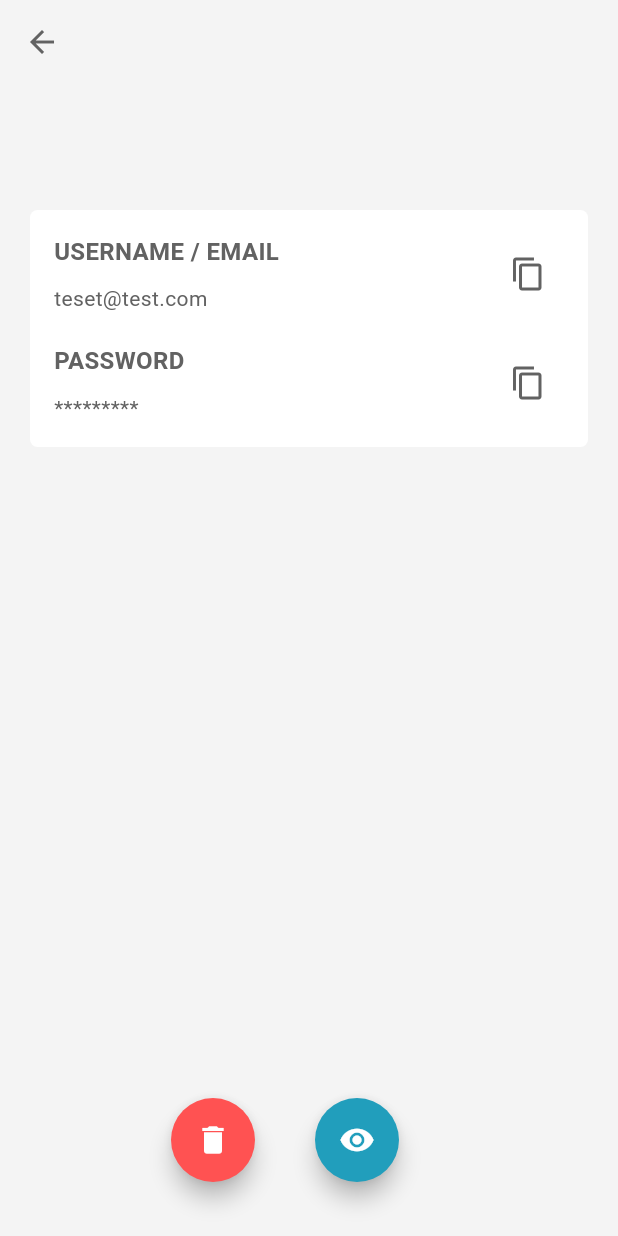
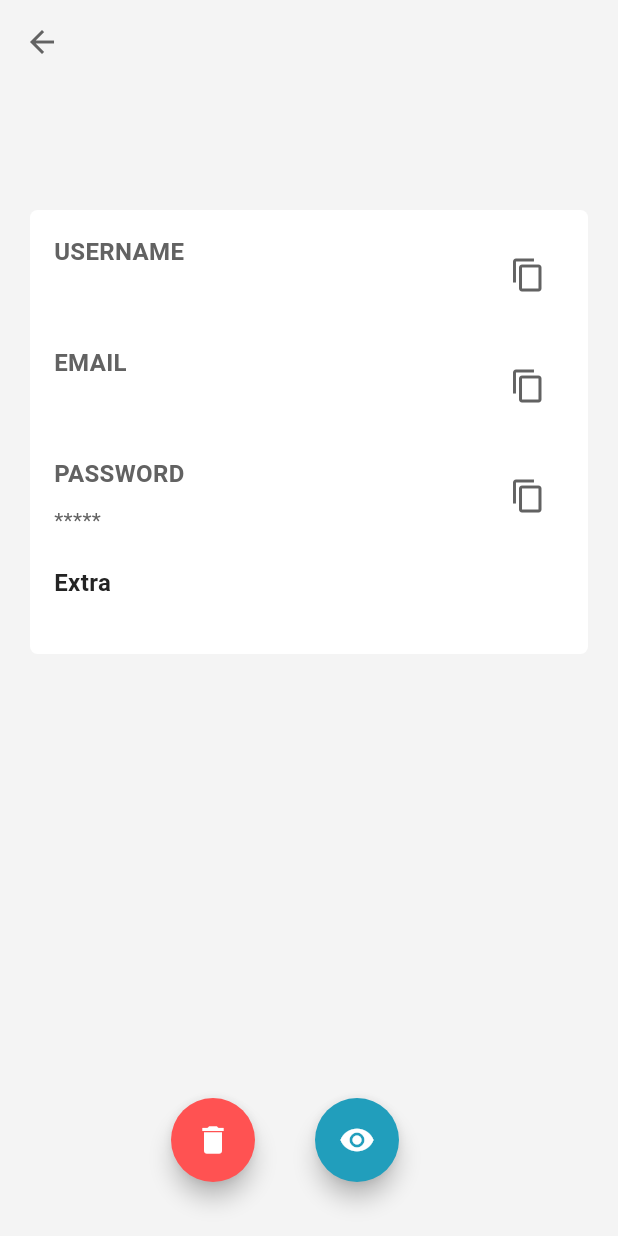
Before and after one commit to susomshrestha/my_stash, a Flutter app: the PasswordDetailPage screen opened directly with empty values, on a phone screen of 412 x 824 dp. Run offline on Flutter 3.47's test engine with Material 3 defaults, Android fonts, the phone set to English and light mode, and no system bars; our stand-ins replace cloud_firestore, firebase_auth, firebase_core, google_sign_in; accounts and stored records are empty.

Commit message:
show password details

```diff
--- a/lib/pages/password.dart
+++ b/lib/pages/password.dart
@@ -94,7 +94,7 @@ class _PasswordPageState extends State<PasswordPage> {
                 itemCount: passwordList.length,
                 itemBuilder: (context, index) {
                   final password = passwordList[index];
-                  return PasswordListItem(title: password.title);
+                  return PasswordListItem(pwd: password);
                 },
               ),
             ),
--- a/lib/pages/password_detail.dart
+++ b/lib/pages/password_detail.dart
@@ -1,25 +1,40 @@
 import 'package:flutter/material.dart';
+import 'package:my_stash/models/password_model.dart';
 import 'package:my_stash/widgets/field_row.dart';
 
 class PasswordDetailPage extends StatelessWidget {
-  final String title;
+  final PasswordModel password;
 
-  const PasswordDetailPage({super.key, required this.title});
+  const PasswordDetailPage({super.key, required this.password});
 
   @override
   Widget build(BuildContext context) {
+    List<Widget> buildExtraFields() {
+      return password.extra.map((extraField) {
+        return Padding(
+          padding: EdgeInsets.only(bottom: 20),
+          child: FieldRow(
+            label: extraField.question,
+            value: extraField.answer,
+            isHidden: true,
+          ),
+        );
+      }).toList(); // Convert the iterable to a list
+    }
+
     return SafeArea(
       child: Scaffold(
         appBar: AppBar(),
-        body: Padding(
+        body: SingleChildScrollView(
+          child: Padding(
             padding: const EdgeInsets.symmetric(vertical: 10, horizontal: 20),
             child: Column(
               crossAxisAlignment: CrossAxisAlignment.start,
               children: [
                 Text(
-                title,
-                style:
-                    const TextStyle(fontSize: 24, fontWeight: FontWeight.bold),
+                  password.title,
+                  style: const TextStyle(
+                      fontSize: 24, fontWeight: FontWeight.bold),
                 ),
                 const SizedBox(height: 40),
                 Container(
@@ -28,22 +43,38 @@ class PasswordDetailPage extends StatelessWidget {
                   decoration: BoxDecoration(
                       color: Theme.of(context).colorScheme.secondary,
                       borderRadius: BorderRadius.circular(5)),
-                child: const Column(
+                  child: Column(
+                    crossAxisAlignment: CrossAxisAlignment.start,
                     children: [
-                    FieldRow(
-                        label: 'USERNAME / EMAIL', value: "teset@test.com"),
-                    SizedBox(
+                      FieldRow(label: 'USERNAME', value: password.username),
+                      const SizedBox(
                         height: 20,
                       ),
-                    FieldRow(
+                      FieldRow(label: 'EMAIL', value: password.username),
+                      const SizedBox(
+                        height: 20,
+                      ),
+                      const FieldRow(
                         label: 'PASSWORD',
                         value: "*********",
-                      isPassword: true,
+                        isHidden: true,
                       ),
+                      const SizedBox(height: 20),
+                      Text(
+                        'Extra',
+                        style: TextStyle(
+                          color: Theme.of(context).colorScheme.onSecondary,
+                          fontSize: 16,
+                          fontWeight: FontWeight.bold,
+                        ),
+                      ),
+                      const SizedBox(height: 20),
+                      ...buildExtraFields(),
                     ],
                   ),
                 ),
               ],
+            ),
           ),
         ),
         floatingActionButton: Container(
--- a/lib/widgets/field_row.dart
+++ b/lib/widgets/field_row.dart
@@ -4,13 +4,13 @@ import 'package:flutter/services.dart';
 class FieldRow extends StatelessWidget {
   final String label;
   final String value;
-  final bool isPassword;
+  final bool isHidden;
 
   const FieldRow(
       {super.key,
       required this.label,
       required this.value,
-      this.isPassword = false});
+      this.isHidden = false});
 
   @override
   Widget build(BuildContext context) {
@@ -27,7 +27,7 @@ class FieldRow extends StatelessWidget {
             const SizedBox(
               height: 10,
             ),
-            Text(value),
+            Text(isHidden ? '*****' : value),
           ],
         ),
         IconButton(
--- a/lib/widgets/password_list_item.dart
+++ b/lib/widgets/password_list_item.dart
@@ -1,12 +1,13 @@
 import 'package:flutter/material.dart';
+import 'package:my_stash/models/password_model.dart';
 import 'package:my_stash/pages/password_detail.dart';
 
 class PasswordListItem extends StatelessWidget {
-  final String title;
+  final PasswordModel pwd;
 
   const PasswordListItem({
     super.key,
-    required this.title,
+    required this.pwd,
   });
 
   @override
@@ -16,7 +17,7 @@ class PasswordListItem extends StatelessWidget {
         Navigator.push(
           context,
           MaterialPageRoute(
-            builder: (context) => PasswordDetailPage(title: title),
+            builder: (context) => PasswordDetailPage(password: pwd),
           ),
         );
       },
@@ -32,7 +33,7 @@ class PasswordListItem extends StatelessWidget {
               color: Theme.of(context).colorScheme.onSecondary,
             ),
             title: Text(
-              title,
+              pwd.title,
               style: TextStyle(
                   color: Theme.of(context).colorScheme.onSecondary,
                   fontWeight: FontWeight.bold),
```
Lines whose indentation alone changed are shown as unchanged.
